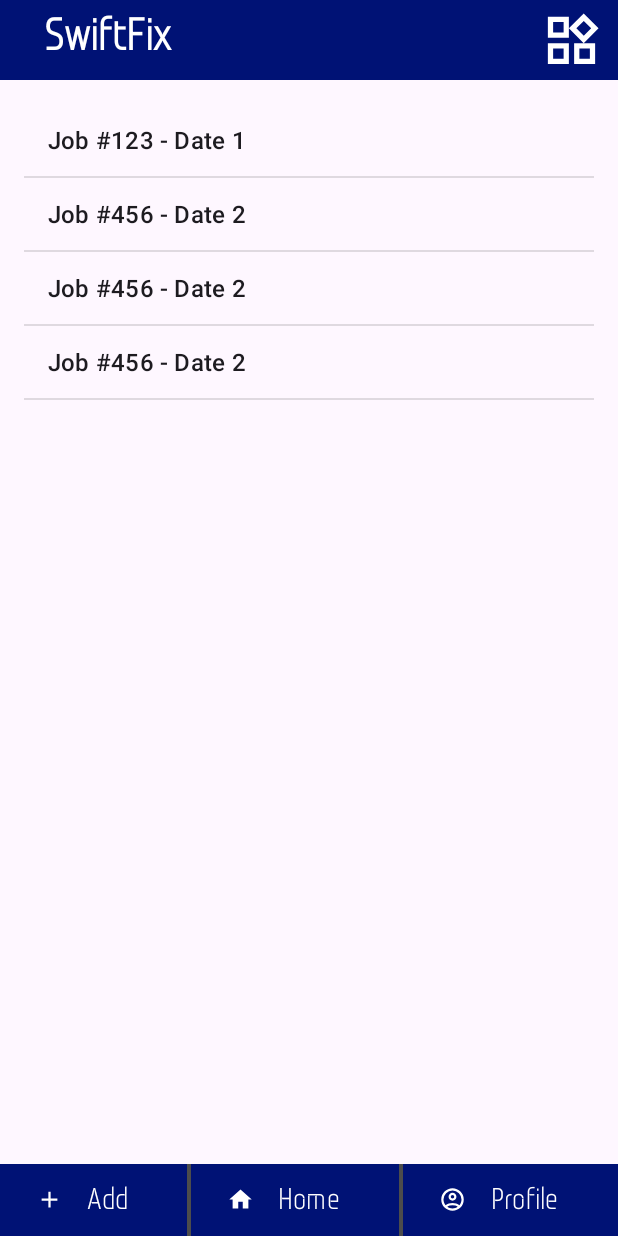
After one commit to Schatten72/SwiftFix, an Android app: the FeedbackActivity screen opened directly, with no data from a screen before it, on a phone screen of 412 x 824 dp. The commit adds this screen. Run offline under Robolectric (Android 15) with nearby library versions, the phone set to English and light mode, and no system bars.

Commit message:
feedback design done

```diff
--- /dev/null
+++ b/app/src/main/java/com/romega_swiftfix/FeedbackActivity.java
@@ -0,0 +1,93 @@
+package com.romega_swiftfix;
+
+import androidx.appcompat.app.AppCompatActivity;
+
+import android.os.Bundle;
+import android.view.View;
+import android.widget.AdapterView;
+import android.widget.ArrayAdapter;
+import android.widget.Button;
+import android.widget.EditText;
+import android.widget.ListView;
+import android.widget.RatingBar;
+import android.widget.RelativeLayout;
+import android.widget.TextView;
+
+public class FeedbackActivity extends AppCompatActivity {
+
+    private ListView listViewJobs;
+    private RelativeLayout relativeLayoutJobDetails;
+    private TextView textViewJobNumberDetails;
+    private TextView textViewRepairmanDetails;
+    private TextView textViewJobDescriptionDetails;
+    private EditText editTextFeedbackDescriptionDetails;
+    private RatingBar ratingBarDetails;
+    private Button buttonSubmitFeedbackDetails;
+
+    @Override
+    protected void onCreate(Bundle savedInstanceState) {
+        super.onCreate(savedInstanceState);
+        setContentView(R.layout.activity_feedback);
+
+        // Initialize views
+        listViewJobs = findViewById(R.id.listViewJobs);
+        relativeLayoutJobDetails = findViewById(R.id.relativeLayoutJobDetails);
+        textViewJobNumberDetails = findViewById(R.id.textViewJobNumberDetails);
+        textViewRepairmanDetails = findViewById(R.id.textViewRepairmanDetails);
+        textViewJobDescriptionDetails = findViewById(R.id.textViewJobDescriptionDetails);
+        editTextFeedbackDescriptionDetails = findViewById(R.id.editTextFeedbackDescriptionDetails);
+        ratingBarDetails = findViewById(R.id.ratingBarDetails);
+        buttonSubmitFeedbackDetails = findViewById(R.id.buttonSubmitFeedbackDetails);
+
+        // Populate job list
+        String[] jobList = {"Job #123 - Date 1", "Job #456 - Date 2", "Job #456 - Date 2", "Job #456 - Date 2"};
+        ArrayAdapter<String> adapter = new ArrayAdapter<>(this, android.R.layout.simple_list_item_1, jobList);
+        listViewJobs.setAdapter(adapter);
+
+        // Set item click listener for job list
+        listViewJobs.setOnItemClickListener(new AdapterView.OnItemClickListener() {
+            @Override
+            public void onItemClick(AdapterView<?> parent, View view, int position, long id) {
+                // Show job details popup
+                showJobDetailsPopup(jobList[position]);
+            }
+        });
+
+        // Set click listener for submit button in the job details popup
+        buttonSubmitFeedbackDetails.setOnClickListener(new View.OnClickListener() {
+            @Override
+            public void onClick(View v) {
+                // Handle feedback submission
+                // You can access feedback details using editTextFeedbackDescriptionDetails.getText().toString()
+                // and ratingBarDetails.getRating()
+                // Add your logic to save the feedback for the selected job
+                // ...
+
+                // After handling feedback, you can hide the popup
+                relativeLayoutJobDetails.setVisibility(View.GONE);
+            }
+        });
+    }
+
+    // Method to show job details popup
+    private void showJobDetailsPopup(String jobDetails) {
+        // Split job details to get job number and date
+        String[] parts = jobDetails.split(" - ");
+        String jobNumber = parts[0];
+
+        // Populate job details in the popup
+        textViewJobNumberDetails.setText(getString(R.string.job_number_details, jobNumber));
+        textViewRepairmanDetails.setText(getString(R.string.repairman_details, "John Doe")); // Replace with actual repairman details
+        textViewJobDescriptionDetails.setText(getString(R.string.job_description_details, "Replace faucet")); // Replace with actual job description
+
+        // Set visibility of the popup
+        relativeLayoutJobDetails.setVisibility(View.VISIBLE);
+    }
+    public void closePopup(View view) {
+        RelativeLayout relativeLayoutPopup = findViewById(R.id.relativeLayoutJobDetails);
+        relativeLayoutPopup.setVisibility(View.GONE);
+    }
+
+
+
+}
--- a/app/src/main/java/com/romega_swiftfix/HomeActivity.java
+++ b/app/src/main/java/com/romega_swiftfix/HomeActivity.java
@@ -68,6 +68,18 @@ public class HomeActivity extends AppCompatActivity {
                 startActivity(intent);
             }
         });
+
+
+        // Set Feedback button Click Listener
+        Button buttonFeedback = findViewById(R.id.buttonFeedback);
+        buttonFeedback.setOnClickListener(new View.OnClickListener() {
+            @Override
+            public void onClick(View view) {
+                // Navigate to Report Problem Activity
+                Intent intent = new Intent(HomeActivity.this, FeedbackActivity.class);
+                startActivity(intent);
+            }
+        });
     }
 
     private RecyclerView setMoviesToRecyclerView(@IdRes int resId) {
--- /dev/null
+++ b/app/src/main/res/layout/activity_feedback.xml
@@ -0,0 +1,148 @@
+<?xml version="1.0" encoding="utf-8"?>
+<androidx.constraintlayout.widget.ConstraintLayout
+    xmlns:android="http://schemas.android.com/apk/res/android"
+    xmlns:app="http://schemas.android.com/apk/res-auto"
+    xmlns:tools="http://schemas.android.com/tools"
+    android:layout_width="match_parent"
+    android:layout_height="match_parent"
+    tools:context=".FeedbackActivity">
+
+    <androidx.fragment.app.FragmentContainerView
+        android:id="@+id/fragmentContainerView3"
+        android:name="com.romega_swiftfix.AppBar"
+        android:layout_width="0dp"
+        android:layout_height="wrap_content"
+        app:layout_constraintEnd_toEndOf="parent"
+        app:layout_constraintHorizontal_bias="0.0"
+        app:layout_constraintStart_toStartOf="parent"
+        app:layout_constraintTop_toTopOf="parent"
+        tools:layout="@layout/fragment_app_bar" />
+
+    <androidx.fragment.app.FragmentContainerView
+        android:id="@+id/fragmentContainerView2"
+        android:name="com.romega_swiftfix.BottomNavigation"
+        android:layout_width="0dp"
+        android:layout_height="wrap_content"
+        app:layout_constraintBottom_toBottomOf="parent"
+        app:layout_constraintEnd_toEndOf="parent"
+        app:layout_constraintStart_toStartOf="parent"
+        tools:layout="@layout/fragment_bottom_navigation" />
+
+    <ListView
+        android:id="@+id/listViewJobs"
+        android:layout_width="0dp"
+        android:layout_height="0dp"
+        android:layout_marginStart="16dp"
+        android:layout_marginTop="16dp"
+        android:layout_marginEnd="16dp"
+        app:layout_constraintBottom_toTopOf="@+id/fragmentContainerView2"
+        app:layout_constraintEnd_toEndOf="parent"
+        app:layout_constraintHorizontal_bias="0.0"
+        app:layout_constraintStart_toStartOf="parent"
+        app:layout_constraintTop_toBottomOf="@+id/fragmentContainerView3"
+        app:layout_constraintVertical_bias="1.0" />
+
+    <RelativeLayout
+        android:id="@+id/relativeLayoutJobDetails"
+        android:layout_width="wrap_content"
+        android:layout_height="700dp"
+        android:layout_marginStart="16dp"
+        android:layout_marginEnd="16dp"
+        android:layout_marginTop="16dp"
+        android:visibility="gone"
+        android:background="@android:color/background_light"
+        app:layout_constraintBottom_toTopOf="@+id/fragmentContainerView2"
+        app:layout_constraintEnd_toEndOf="parent"
+        app:layout_constraintStart_toStartOf="parent"
+        app:layout_constraintTop_toBottomOf="@+id/fragmentContainerView3">
+
+
+        <!-- Job Details Views -->
+        <!-- Modify the job details as needed -->
+        <TextView
+            android:id="@+id/textViewJobNumberDetails"
+            android:layout_width="wrap_content"
+            android:layout_height="wrap_content"
+            android:text="@string/job_number_details"
+            android:textColor="@color/primary_foreground"
+            android:textSize="20sp"
+            android:textStyle="bold"
+            android:layout_centerHorizontal="true" />
+
+
+        <TextView
+            android:id="@+id/textViewRepairmanDetails"
+            android:layout_width="wrap_content"
+            android:layout_height="wrap_content"
+            android:layout_below="@id/textViewJobNumberDetails"
+            android:layout_marginTop="8dp"
+            android:text="@string/repairman_details"
+            android:textColor="@color/primary_foreground"
+            android:textSize="18sp"
+            android:layout_centerHorizontal="true"/>
+
+        <TextView
+            android:id="@+id/textViewJobDescriptionDetails"
+            android:layout_width="wrap_content"
+            android:layout_height="wrap_content"
+            android:layout_below="@id/textViewRepairmanDetails"
+            android:layout_marginTop="8dp"
+            android:text="@string/job_description_details"
+            android:textColor="@color/primary_foreground"
+            android:textSize="18sp"
+            android:layout_centerHorizontal="true" />
+
+        <EditText
+            android:id="@+id/editTextFeedbackDescriptionDetails"
+            android:layout_width="match_parent"
+            android:layout_height="300dp"
+            android:layout_below="@id/textViewJobDescriptionDetails"
+            android:layout_marginTop="16dp"
+            android:background="@drawable/ic_description"
+            android:gravity="top"
+            android:hint="@string/feedback_description_hint"
+            android:inputType="textMultiLine"
+            android:padding="8dp"
+            android:textColorHint="#757575"/>
+
+        <RatingBar
+            android:id="@+id/ratingBarDetails"
+            android:layout_width="wrap_content"
+            android:layout_height="wrap_content"
+            android:layout_below="@id/editTextFeedbackDescriptionDetails"
+            android:layout_marginTop="16dp"
+            style="@style/Widget.AppCompat.RatingBar.Indicator"
+            android:numStars="5"
+            android:rating="0"
+            android:progressTint="@color/gold"
+            android:isIndicator="false"
+            android:layout_centerHorizontal="true"/>
+        <Button
+            android:id="@+id/buttonSubmitFeedbackDetails"
+            android:layout_width="wrap_content"
+            android:layout_height="wrap_content"
+            android:layout_below="@id/ratingBarDetails"
+            android:layout_marginTop="16dp"
+            android:backgroundTint="@color/button_background"
+            android:text="@string/submit_feedback"
+            android:textColor="@color/white"
+            android:layout_centerHorizontal="true"/>
+
+        <!-- Close Popup Button -->
+        <Button
+            android:id="@+id/buttonClosePopup"
+            android:layout_width="wrap_content"
+            android:layout_height="wrap_content"
+            android:layout_below="@id/buttonSubmitFeedbackDetails"
+            android:layout_centerHorizontal="true"
+            android:layout_marginTop="16dp"
+            android:text="Close"
+            android:backgroundTint="@android:color/holo_blue_light"
+            android:textColor="@android:color/white"
+            android:padding="8dp"
+            android:clickable="true"
+            android:onClick="closePopup"/>
+    </RelativeLayout>
+
+
+</androidx.constraintlayout.widget.ConstraintLayout>
--- a/app/src/main/res/layout/activity_report_problem.xml
+++ b/app/src/main/res/layout/activity_report_problem.xml
@@ -50,26 +50,26 @@
 
             <!-- Title -->
 
-            <ImageView
-                android:id="@+id/imageView2"
-                android:layout_width="39dp"
-                android:layout_height="49dp"
-                android:layout_marginTop="10dp"
-                android:layout_marginStart="30dp"
-                app:srcCompat="@drawable/ic_report_problem" />
+
 
             <TextView
                 android:id="@+id/textViewTitle"
                 android:layout_width="186dp"
                 android:layout_height="46dp"
                 android:layout_centerHorizontal="true"
-                android:layout_marginStart="20dp"
+                android:layout_marginStart="50dp"
                 android:layout_marginTop="16dp"
 
                 android:text="@string/report_problem"
                 android:textColor="@color/primary_foreground"
                 android:textSize="24sp" />
-
+            <ImageView
+                android:id="@+id/imageView2"
+                android:layout_width="39dp"
+                android:layout_height="49dp"
+                android:layout_marginTop="10dp"
+                android:layout_marginStart="20dp"
+                app:srcCompat="@drawable/ic_report_problem" />
             <EditText
                 android:id="@+id/editTextProblemDescription"
                 android:layout_width="343dp"
--- a/app/src/main/res/values/colors.xml
+++ b/app/src/main/res/values/colors.xml
@@ -14,5 +14,5 @@
     <color name="pending_color">#FFD700</color> <!-- Yellow -->
     <color name="completed_color">#008000</color> <!-- Green -->
     <color name="cannot_be_completed_color">#FF0000</color> <!-- Red -->
-
+    <color name="gold">#FFD700</color>
 </resources>
--- a/app/src/main/res/values/strings.xml
+++ b/app/src/main/res/values/strings.xml
@@ -45,4 +45,15 @@
     <string name="close_popup">Close</string>
     <string name="add_another_job_note">Note: You can add another job after the current one is completed.</string>
     <string name="add_location">add_location</string>
+
+
+    <!-- Feedback Activity -->
+    <string name="feedback">Feedback</string>
+    <string name="view_job_details">View Job Details</string>
+    <string name="job_details_placeholder">Job Details Placeholder</string>
+    <string name="feedback_description_hint">Add your feedback here...</string>
+    <string name="submit_feedback">Submit Feedback</string>
+    <string name="job_number_details">Job Number: %s</string>
+    <string name="repairman_details">Repairman: %s</string>
+    <string name="job_description_details">Job Description: %s</string>
 </resources>
```
Also changed, not shown: app/src/main/AndroidManifest.xml (+6 -1 lines).
